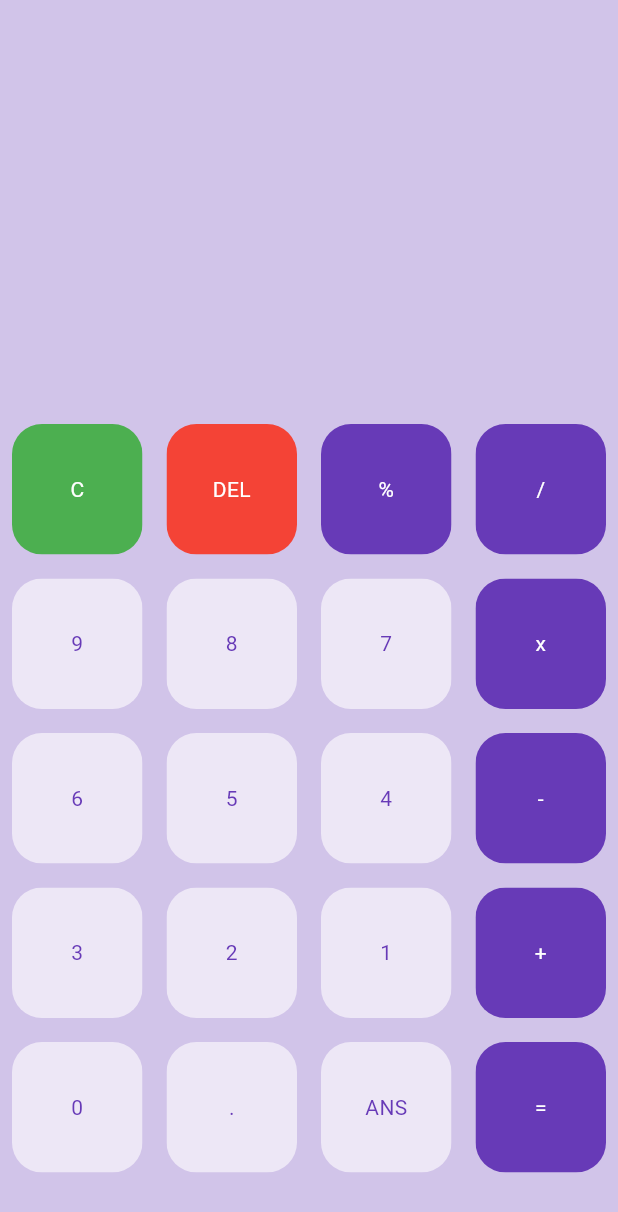
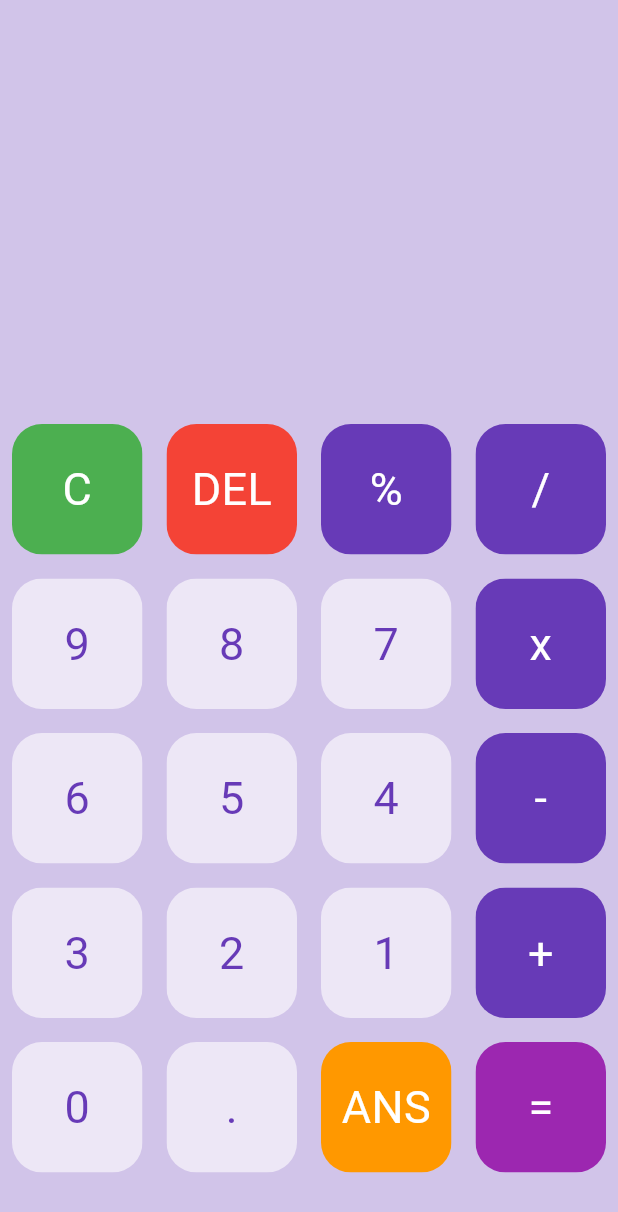
Before and after one commit to samudiperera09/flutter_calculator, a Flutter app: the screen it shows after launch, on a phone screen of 412 x 824 dp. Shown: the top 1212 px of the screen. Run offline on Flutter 3.47's test engine with Material 3 defaults, Android fonts, the phone set to English and light mode, and no system bars; our stand-ins replace math_expressions.

Commit message:
Implemented the functionality of the calculator

```diff
--- a/lib/buttons.dart
+++ b/lib/buttons.dart
@@ -5,12 +5,15 @@ class MyButton extends StatelessWidget {
   final color;
   final textColor;
   final String buttonText;
+  final buttonTapped;
 
-  MyButton({this.color, this.textColor, required this.buttonText});
+  MyButton({this.color, this.textColor, required this.buttonText, this.buttonTapped});
 
   @override
   Widget build(BuildContext context) {
-    return Padding(
+    return GestureDetector(
+      onTap: buttonTapped,
+      child: Padding(
         padding: const EdgeInsets.all(8.0),
         child: ClipRRect(
           borderRadius: BorderRadius.circular(20),
@@ -21,6 +24,8 @@ class MyButton extends StatelessWidget {
                 buttonText,
                 style: TextStyle(
                   color: textColor,
+                  fontSize: 30,
+                ),
               ),
             ),
           ),
--- a/lib/main.dart
+++ b/lib/main.dart
@@ -1,5 +1,6 @@
 import 'package:calculator_project/buttons.dart';
 import 'package:flutter/material.dart';
+import 'package:math_expressions/math_expressions.dart';
 
 void main() => runApp(MyApp());
 
@@ -19,6 +20,11 @@ class HomePage extends StatefulWidget {
 }
 
 class _HomePageState extends State<HomePage> {
+  var userQuestion = '';
+  var userAnswer = '';
+
+  final myTextStyle = TextStyle(fontSize: 30, color: Colors.deepPurple[900]);
+
   final List<String> buttons = [
     'C',
     'DEL',
@@ -49,37 +55,106 @@ class _HomePageState extends State<HomePage> {
       body: Column(
         children: <Widget>[
           Expanded(
-            child: Container(),
+            child: Container(
+              child: Column(
+                mainAxisAlignment: MainAxisAlignment.spaceEvenly,
+                children: <Widget>[
+                  SizedBox(height: 50),
+                  Container(
+                    padding: EdgeInsets.all(20),
+                    alignment: Alignment.centerLeft,
+                    child: Text(
+                      userQuestion,
+                      style: TextStyle(fontSize: 40),
+                    ),
+                  ),
+                  Container(
+                    padding: EdgeInsets.all(20),
+                    alignment: Alignment.centerRight,
+                    child: Text(
+                      userAnswer, // Real-time answer display
+                      style: TextStyle(fontSize: 40, color: Colors.green),
+                    ),
+                  ),
+                ],
+              ),
+            ),
           ),
           Expanded(
             flex: 2,
             child: Container(
               child: GridView.builder(
                   itemCount: buttons.length,
-                gridDelegate: SliverGridDelegateWithFixedCrossAxisCount(crossAxisCount: 4),
-                itemBuilder: (BuildContext context, int index){
-                  if(index == 0){
+                  gridDelegate: SliverGridDelegateWithFixedCrossAxisCount(
+                      crossAxisCount: 4),
+                  itemBuilder: (BuildContext context, int index) {
+                    if (index == 0) {
                       return MyButton(
+                        buttonTapped: () {
+                          setState(() {
+                            userQuestion = '';
+                            userAnswer = '';
+                          });
+                        },
                         buttonText: buttons[index],
                         color: Colors.green,
                         textColor: Colors.white,
                       );
-                  }
-                  else if(index == 1){
+                    } else if (index == 1) {
                       return MyButton(
+                        buttonTapped: () {
+                          setState(() {
+                            userQuestion = userQuestion.substring(
+                                0, userQuestion.length - 1);
+                          });
+                        },
                         buttonText: buttons[index],
                         color: Colors.red,
                         textColor: Colors.white,
                       );
+                    } else if (index == buttons.length - 1) {
+                      return MyButton(
+                        buttonTapped: () {
+                          setState(() {
+                            equalPressed();
+                          });
+                        },
+                        buttonText: buttons[index],
+                        color: Colors.purple,
+                        textColor: Colors.white,
+                      );
+                    } else if (buttons[index] == 'ANS') {
+                      return MyButton(
+                        buttonTapped: () {
+                          setState(() {
+                            if (userAnswer.isNotEmpty) {
+                              setState(() {
+                                userQuestion += userAnswer; // Append last answer
+                              });
                             }
-                  else{
+                          });
+                        },
+                        buttonText: buttons[index],
+                        color: Colors.orange,
+                        textColor: Colors.white,
+                      );
+                    } else {
                       return MyButton(
+                        buttonTapped: () {
+                          setState(() {
+                            userQuestion += buttons[index]; // Update question
+                            updateAnswer(); // Update answer in real-time
+                          });
+                        },
                         buttonText: buttons[index],
-                      color: isOperator(buttons[index])? Colors.deepPurple : Colors.deepPurple[50],
-                      textColor: isOperator(buttons[index])? Colors.white : Colors.deepPurple,
+                        color: isOperator(buttons[index])
+                            ? Colors.deepPurple
+                            : Colors.deepPurple[50],
+                        textColor: isOperator(buttons[index])
+                            ? Colors.white
+                            : Colors.deepPurple,
                       );
                     }
-
                   }),
             ),
           ),
@@ -88,12 +163,53 @@ class _HomePageState extends State<HomePage> {
     );
   }
 
-  bool isOperator(String x){
-    if(x == '%' || x == '/' || x == 'x' || x == '-' || x == '+' || x == '='){
+  bool isOperator(String x) {
+    if (x == '%' || x == '/' || x == 'x' || x == '-' || x == '+' || x == '=') {
       return true;
     }
     return false;
   }
 
+  void equalPressed() {
+    String finalQuestion = userQuestion;
+    finalQuestion = finalQuestion.replaceAll('x', '*');
+    finalQuestion = finalQuestion.replaceAll('%', '/100');
 
+    try {
+      Parser p = Parser();
+      Expression exp = p.parse(finalQuestion);
+      ContextModel cm = ContextModel();
+      double eval = exp.evaluate(EvaluationType.REAL, cm);
+
+      setState(() {
+        userQuestion = eval.toString(); // Replace question with answer
+        userAnswer = ''; // Clear userAnswer
+      });
+    } catch (e) {
+      setState(() {
+        userAnswer = "Error";
+      });
     }
+  }
+
+  void updateAnswer() {
+    String finalQuestion = userQuestion;
+    finalQuestion = finalQuestion.replaceAll('x', '*');
+    finalQuestion = finalQuestion.replaceAll('%', '/100');
+
+    try {
+      Parser p = Parser();
+      Expression exp = p.parse(finalQuestion);
+      ContextModel cm = ContextModel();
+      double eval = exp.evaluate(EvaluationType.REAL, cm);
+
+      setState(() {
+        userAnswer = eval.toString();
+      });
+    } catch (e) {
+      setState(() {
+        userAnswer = ''; // Clear answer if invalid input
+      });
+    }
+  }
+}
--- a/pubspec.yaml
+++ b/pubspec.yaml
@@ -35,6 +35,7 @@ dependencies:
   # The following adds the Cupertino Icons font to your application.
   # Use with the CupertinoIcons class for iOS style icons.
   cupertino_icons: ^1.0.6
+  math_expressions: ^2.6.0
 
 dev_dependencies:
   flutter_test:
```
Also changed, not shown: pubspec.lock, 1 other file. Lines whose indentation alone changed are shown as unchanged.
